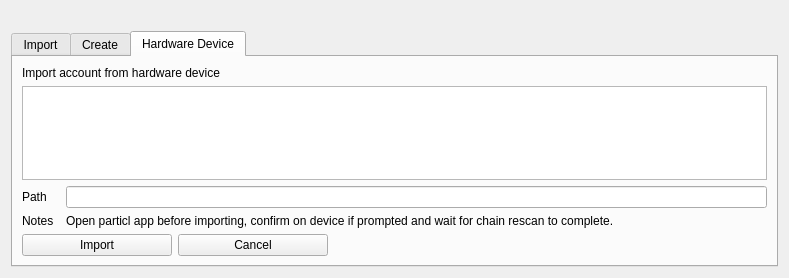
The window that src/qt/forms/mnemonicdialog.ui (ghost-coin/ghost-legacy) describes before a commit, drawn with Qt 5.
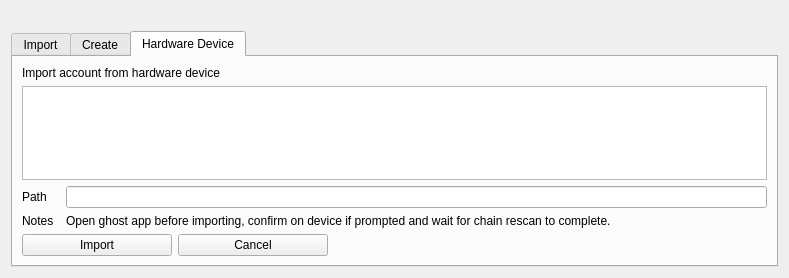
The same window after the commit. The open tabs and pages were chosen to show the change.

Commit message:
Various replacements from particl to ghost (#33)
* Various replacements from particl to ghost

* More particl to ghost changes text wise

* Fix functional test failures due to input type and more renames to ghost

Patch:
```diff
--- a/src/qt/forms/mnemonicdialog.ui
+++ b/src/qt/forms/mnemonicdialog.ui
@@ -411,7 +411,7 @@
          <item row="1" column="1">
           <widget class="QLabel" name="label_6">
            <property name="text">
-            <string>Open particl app before importing, confirm on device if prompted and wait for chain rescan to complete.</string>
+            <string>Open ghost app before importing, confirm on device if prompted and wait for chain rescan to complete.</string>
            </property>
           </widget>
          </item>
```
The commit also changes 96 other files.
